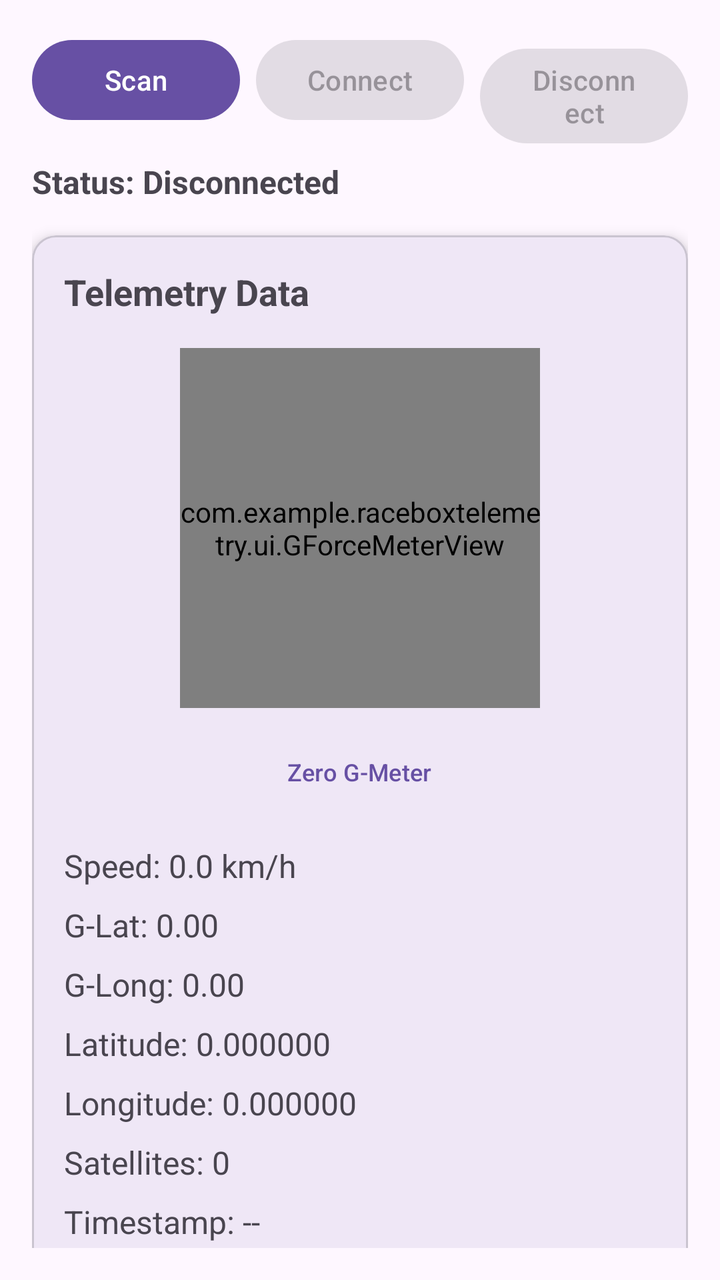
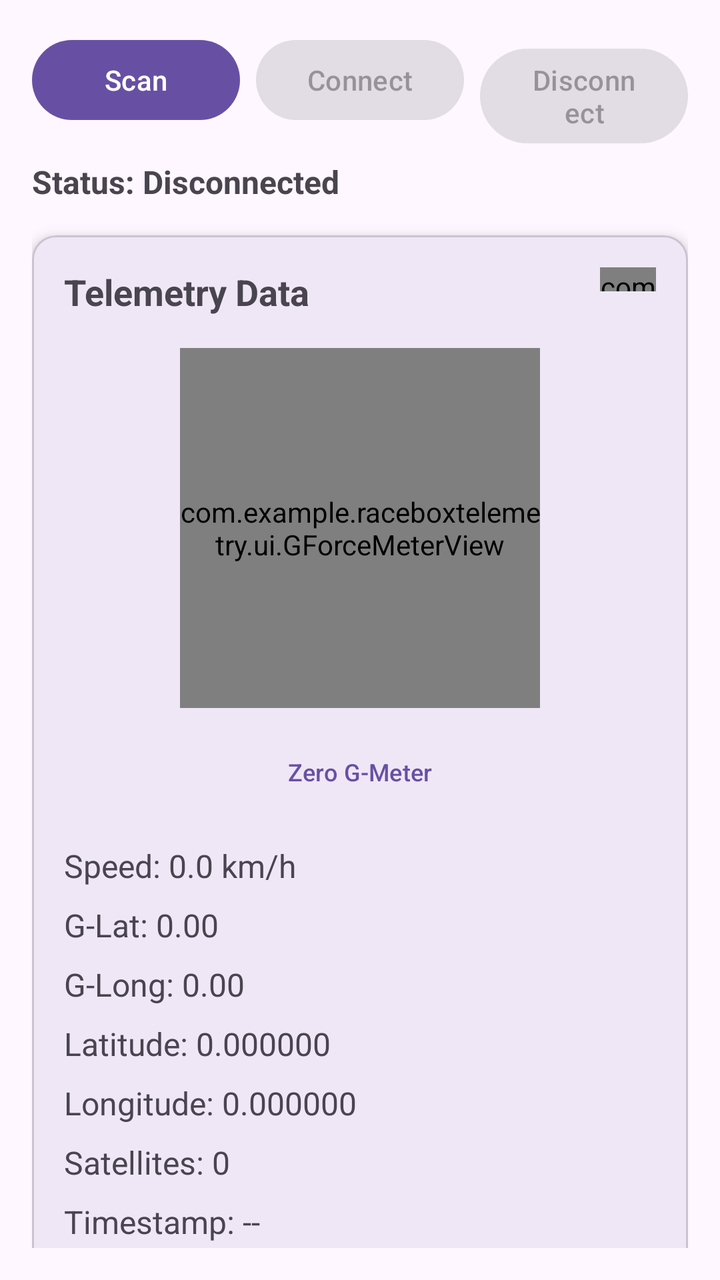

Compare the two renders of this Android layout. The source of the first and the diff that turns it into the second are given below.
<!-- AndroidManifest.xml: application theme Theme.Material3.DayNight -->
<!-- res/layout/activity_main.xml -->
<?xml version="1.0" encoding="utf-8"?>

<androidx.constraintlayout.widget.ConstraintLayout xmlns:android="http://schemas.android.com/apk/res/android"
    xmlns:app="http://schemas.android.com/apk/res-auto"
    xmlns:tools="http://schemas.android.com/tools"
    android:layout_width="match_parent"
    android:layout_height="match_parent"
    android:padding="16dp"
    tools:context=".MainActivity">

    <com.google.android.material.button.MaterialButton
        android:id="@+id/scanButton"
        android:layout_width="0dp"
        android:layout_height="wrap_content"
        android:text="Scan"
        app:layout_constraintEnd_toStartOf="@+id/connectButton"
        app:layout_constraintHorizontal_chainStyle="spread"
        app:layout_constraintStart_toStartOf="parent"
        app:layout_constraintTop_toTopOf="parent" />

    <com.google.android.material.button.MaterialButton
        android:id="@+id/connectButton"
        android:layout_width="0dp"
        android:layout_height="wrap_content"
        android:layout_marginStart="8dp"
        android:enabled="false"
        android:text="Connect"
        app:layout_constraintBaseline_toBaselineOf="@+id/scanButton"
        app:layout_constraintEnd_toStartOf="@+id/disconnectButton"
        app:layout_constraintStart_toEndOf="@+id/scanButton" />

    <com.google.android.material.button.MaterialButton
        android:id="@+id/disconnectButton"
        android:layout_width="0dp"
        android:layout_height="wrap_content"
        android:layout_marginStart="8dp"
        android:enabled="false"
        android:text="Disconnect"
        app:layout_constraintBaseline_toBaselineOf="@+id/scanButton"
        app:layout_constraintEnd_toEndOf="parent"
        app:layout_constraintStart_toEndOf="@+id/connectButton" />

    <com.google.android.material.textview.MaterialTextView
        android:id="@+id/statusText"
        android:layout_width="0dp"
        android:layout_height="wrap_content"
        android:layout_marginTop="16dp"
        android:text="Status: Disconnected"
        android:textSize="16sp"
        android:textStyle="bold"
        app:layout_constraintEnd_toEndOf="parent"
        app:layout_constraintStart_toStartOf="parent"
        app:layout_constraintTop_toBottomOf="@+id/scanButton" />

    <com.google.android.material.card.MaterialCardView
        android:id="@+id/telemetryCard"
        android:layout_width="0dp"
        android:layout_height="wrap_content"
        android:layout_marginTop="16dp"
        app:cardElevation="4dp"
        app:layout_constraintEnd_toEndOf="parent"
        app:layout_constraintStart_toStartOf="parent"
        app:layout_constraintTop_toBottomOf="@+id/statusText">

        <LinearLayout
            android:layout_width="match_parent"
            android:layout_height="wrap_content"
            android:orientation="vertical"
            android:padding="16dp">

            <com.google.android.material.textview.MaterialTextView
                android:layout_width="wrap_content"
                android:layout_height="wrap_content"
                android:text="Telemetry Data"
                android:textSize="18sp"
                android:textStyle="bold" />

            <com.example.raceboxtelemetry.ui.GForceMeterView
                android:id="@+id/gForceMeter"
                android:layout_width="180dp"
                android:layout_height="180dp"
                android:layout_marginTop="16dp"
                android:layout_gravity="center_horizontal" />

            <com.google.android.material.button.MaterialButton
                android:id="@+id/zeroGMeterButton"
                android:layout_width="wrap_content"
                android:layout_height="wrap_content"
                android:layout_gravity="center_horizontal"
                android:layout_marginTop="8dp"
                android:text="Zero G-Meter"
                android:textSize="12sp"
                style="@style/Widget.Material3.Button.TextButton" />

            <com.google.android.material.textview.MaterialTextView
                android:id="@+id/speedText"
                android:layout_width="wrap_content"
                android:layout_height="wrap_content"
                android:layout_marginTop="12dp"
                android:text="Speed: 0.0 km/h"
                android:textSize="16sp" />

            <com.google.android.material.textview.MaterialTextView
                android:id="@+id/gLatText"
                android:layout_width="wrap_content"
                android:layout_height="wrap_content"
                android:layout_marginTop="8dp"
                android:text="G-Lat: 0.00"
                android:textSize="16sp" />

            <com.google.android.material.textview.MaterialTextView
                android:id="@+id/gLongText"
                android:layout_width="wrap_content"
                android:layout_height="wrap_content"
                android:layout_marginTop="8dp"
                android:text="G-Long: 0.00"
                android:textSize="16sp" />

            <com.google.android.material.textview.MaterialTextView
                android:id="@+id/latitudeText"
                android:layout_width="wrap_content"
                android:layout_height="wrap_content"
                android:layout_marginTop="8dp"
                android:text="Latitude: 0.000000"
                android:textSize="16sp" />

            <com.google.android.material.textview.MaterialTextView
                android:id="@+id/longitudeText"
                android:layout_width="wrap_content"
                android:layout_height="wrap_content"
                android:layout_marginTop="8dp"
                android:text="Longitude: 0.000000"
                android:textSize="16sp" />

            <com.google.android.material.textview.MaterialTextView
                android:id="@+id/satellitesText"
                android:layout_width="wrap_content"
                android:layout_height="wrap_content"
                android:layout_marginTop="8dp"
                android:text="Satellites: 0"
                android:textSize="16sp" />

            <com.google.android.material.textview.MaterialTextView
                android:id="@+id/timestampText"
                android:layout_width="wrap_content"
                android:layout_height="wrap_content"
                android:layout_marginTop="8dp"
                android:text="Timestamp: --"
                android:textSize="16sp" />
        </LinearLayout>
    </com.google.android.material.card.MaterialCardView>


</androidx.constraintlayout.widget.ConstraintLayout>
<!-- resources referenced by this layout -->
<resources>

</resources>

<!-- the commit's change to res/layout/activity_main.xml (unified diff, before → after) -->
@@ -62,35 +62,48 @@
         app:layout_constraintStart_toStartOf="parent"
         app:layout_constraintTop_toBottomOf="@+id/statusText">
 
-        <LinearLayout
+        <androidx.constraintlayout.widget.ConstraintLayout
             android:layout_width="match_parent"
             android:layout_height="wrap_content"
-            android:orientation="vertical"
             android:padding="16dp">
 
             <com.google.android.material.textview.MaterialTextView
+                android:id="@+id/telemetryTitle"
                 android:layout_width="wrap_content"
                 android:layout_height="wrap_content"
                 android:text="Telemetry Data"
                 android:textSize="18sp"
-                android:textStyle="bold" />
+                android:textStyle="bold"
+                app:layout_constraintStart_toStartOf="parent"
+                app:layout_constraintTop_toTopOf="parent" />
+
+            <com.example.raceboxtelemetry.ui.BatteryIndicatorView
+                android:id="@+id/batteryIndicator"
+                android:layout_width="28dp"
+                android:layout_height="12dp"
+                app:layout_constraintEnd_toEndOf="parent"
+                app:layout_constraintTop_toTopOf="parent" />
 
             <com.example.raceboxtelemetry.ui.GForceMeterView
                 android:id="@+id/gForceMeter"
                 android:layout_width="180dp"
                 android:layout_height="180dp"
                 android:layout_marginTop="16dp"
-                android:layout_gravity="center_horizontal" />
+                app:layout_constraintEnd_toEndOf="parent"
+                app:layout_constraintStart_toStartOf="parent"
+                app:layout_constraintTop_toBottomOf="@+id/telemetryTitle" />
 
             <com.google.android.material.button.MaterialButton
                 android:id="@+id/zeroGMeterButton"
                 android:layout_width="wrap_content"
                 android:layout_height="wrap_content"
-                android:layout_gravity="center_horizontal"
                 android:layout_marginTop="8dp"
                 android:text="Zero G-Meter"
                 android:textSize="12sp"
-                style="@style/Widget.Material3.Button.TextButton" />
+                style="@style/Widget.Material3.Button.TextButton"
+                app:layout_constraintEnd_toEndOf="parent"
+                app:layout_constraintStart_toStartOf="parent"
+                app:layout_constraintTop_toBottomOf="@+id/gForceMeter" />
 
             <com.google.android.material.textview.MaterialTextView
                 android:id="@+id/speedText"
@@ -98,7 +111,9 @@
                 android:layout_height="wrap_content"
                 android:layout_marginTop="12dp"
                 android:text="Speed: 0.0 km/h"
-                android:textSize="16sp" />
+                android:textSize="16sp"
+                app:layout_constraintStart_toStartOf="parent"
+                app:layout_constraintTop_toBottomOf="@+id/zeroGMeterButton" />
 
             <com.google.android.material.textview.MaterialTextView
                 android:id="@+id/gLatText"
@@ -106,7 +121,9 @@
                 android:layout_height="wrap_content"
                 android:layout_marginTop="8dp"
                 android:text="G-Lat: 0.00"
-                android:textSize="16sp" />
+                android:textSize="16sp"
+                app:layout_constraintStart_toStartOf="parent"
+                app:layout_constraintTop_toBottomOf="@+id/speedText" />
 
             <com.google.android.material.textview.MaterialTextView
                 android:id="@+id/gLongText"
@@ -114,7 +131,9 @@
                 android:layout_height="wrap_content"
                 android:layout_marginTop="8dp"
                 android:text="G-Long: 0.00"
-                android:textSize="16sp" />
+                android:textSize="16sp"
+                app:layout_constraintStart_toStartOf="parent"
+                app:layout_constraintTop_toBottomOf="@+id/gLatText" />
 
             <com.google.android.material.textview.MaterialTextView
                 android:id="@+id/latitudeText"
@@ -122,7 +141,9 @@
                 android:layout_height="wrap_content"
                 android:layout_marginTop="8dp"
                 android:text="Latitude: 0.000000"
-                android:textSize="16sp" />
+                android:textSize="16sp"
+                app:layout_constraintStart_toStartOf="parent"
+                app:layout_constraintTop_toBottomOf="@+id/gLongText" />
 
             <com.google.android.material.textview.MaterialTextView
                 android:id="@+id/longitudeText"
@@ -130,7 +151,9 @@
                 android:layout_height="wrap_content"
                 android:layout_marginTop="8dp"
                 android:text="Longitude: 0.000000"
-                android:textSize="16sp" />
+                android:textSize="16sp"
+                app:layout_constraintStart_toStartOf="parent"
+                app:layout_constraintTop_toBottomOf="@+id/latitudeText" />
 
             <com.google.android.material.textview.MaterialTextView
                 android:id="@+id/satellitesText"
@@ -138,7 +161,9 @@
                 android:layout_height="wrap_content"
                 android:layout_marginTop="8dp"
                 android:text="Satellites: 0"
-                android:textSize="16sp" />
+                android:textSize="16sp"
+                app:layout_constraintStart_toStartOf="parent"
+                app:layout_constraintTop_toBottomOf="@+id/longitudeText" />
 
             <com.google.android.material.textview.MaterialTextView
                 android:id="@+id/timestampText"
@@ -146,8 +171,11 @@
                 android:layout_height="wrap_content"
                 android:layout_marginTop="8dp"
                 android:text="Timestamp: --"
-                android:textSize="16sp" />
-        </LinearLayout>
+                android:textSize="16sp"
+                app:layout_constraintStart_toStartOf="parent"
+                app:layout_constraintTop_toBottomOf="@+id/satellitesText"
+                app:layout_constraintBottom_toBottomOf="parent" />
+        </androidx.constraintlayout.widget.ConstraintLayout>
     </com.google.android.material.card.MaterialCardView>
 
 
